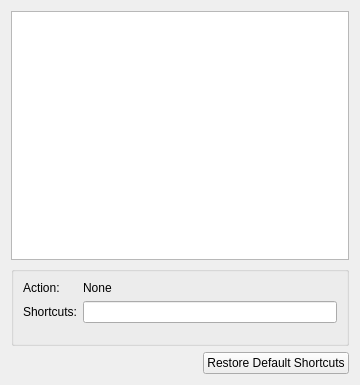
First picture: the form in src/interface/shortcutspage.ui, repository pencil2d/pencil, before the edit.
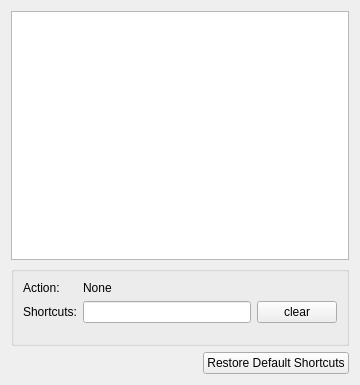
Second picture: the form after the edit. Custom widgets are drawn as their Qt base class.

Commit message: add clear button, shortcuts page code refactoring.

The edit to the form file:
```diff
--- a/src/interface/shortcutspage.ui
+++ b/src/interface/shortcutspage.ui
@@ -38,6 +38,9 @@
       <string/>
      </property>
      <layout class="QFormLayout" name="formLayout">
+      <property name="fieldGrowthPolicy">
+       <enum>QFormLayout::AllNonFixedFieldsGrow</enum>
+      </property>
       <item row="0" column="0">
        <widget class="QLabel" name="label">
         <property name="text">
@@ -60,7 +63,18 @@
        </widget>
       </item>
       <item row="1" column="1">
-       <widget class="KeyCaptureLineEdit" name="keySeqLineEdit"/>
+       <layout class="QHBoxLayout" name="horizontalLayout_3">
+        <item>
+         <widget class="KeyCaptureLineEdit" name="keySeqLineEdit"/>
+        </item>
+        <item>
+         <widget class="QPushButton" name="clearButton">
+          <property name="text">
+           <string>clear</string>
+          </property>
+         </widget>
+        </item>
+       </layout>
       </item>
      </layout>
     </widget>
```
The commit also changes 2 other files.
